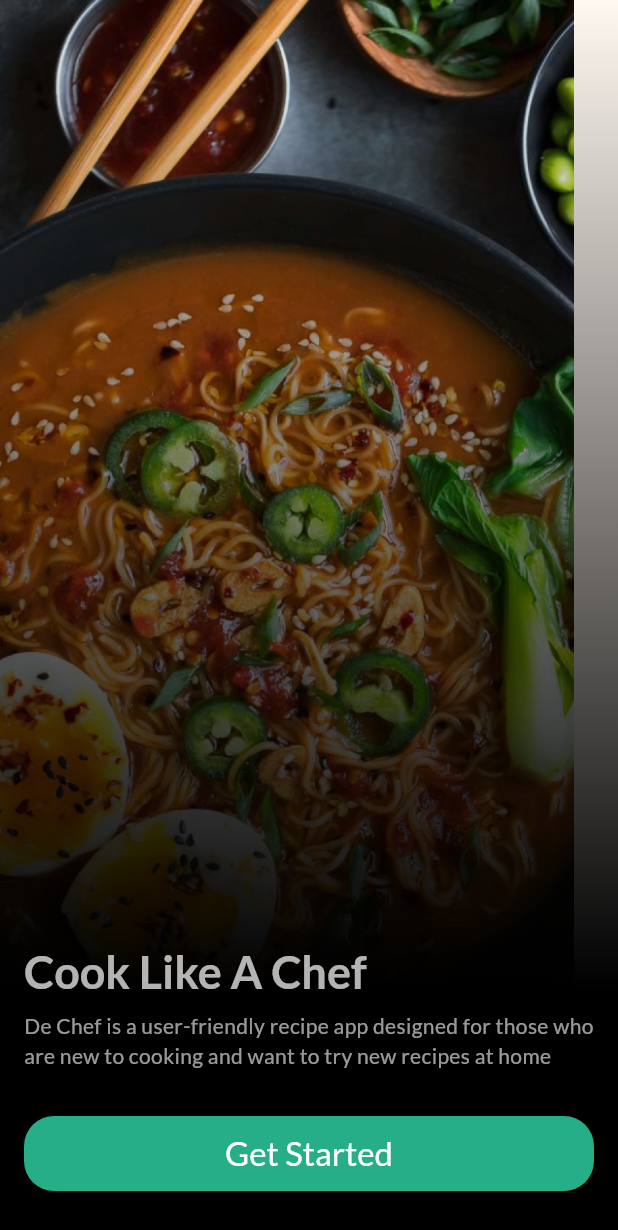
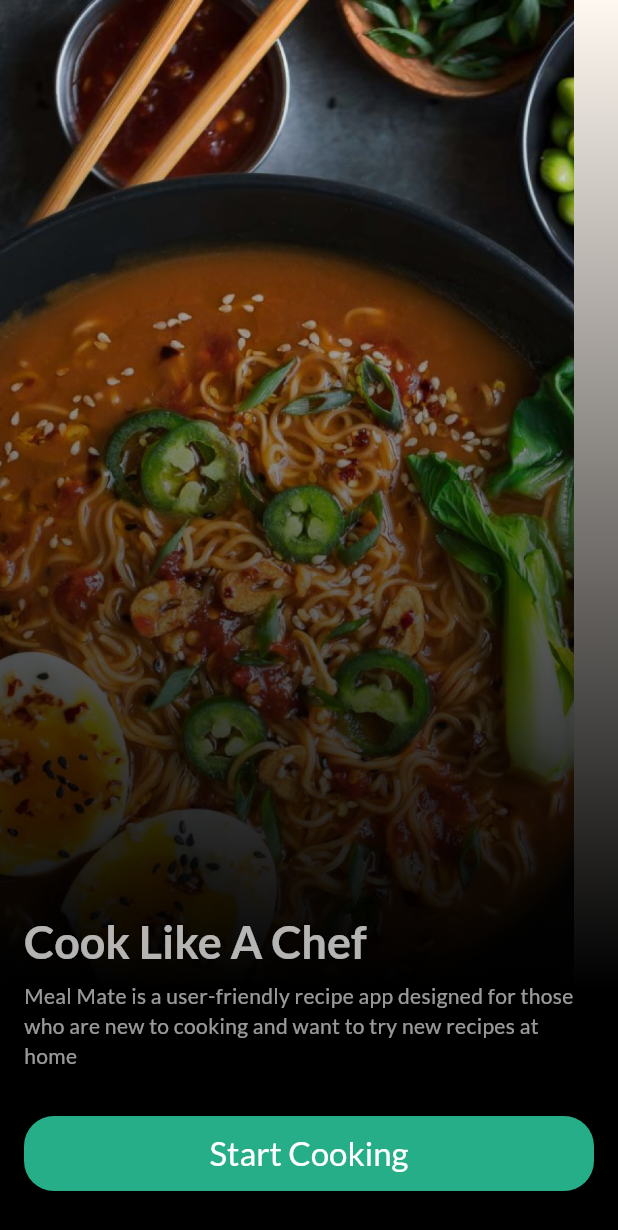
Before and after one commit to muhammed-suhaid/Meal-Mate, a Flutter app: the screen it shows after launch, on a phone screen of 412 x 824 dp. Shown: the top 1230 px of the screen. Run offline on Flutter 3.47's test engine with Material 3 defaults, Android fonts, the phone set to English and light mode, and no system bars; our stand-ins replace flutter_riverpod, google_fonts, iconsax, transparent_image.

Commit message:
get_started text edit

```diff
--- a/lib/screens/get_started.dart
+++ b/lib/screens/get_started.dart
@@ -49,7 +49,7 @@ class GetStartedScreen extends StatelessWidget {
                 ),
                 const SizedBox(height: 8),
                 Text(
-                  "De Chef is a user-friendly recipe app designed for those who are new to cooking and want to try new recipes at home",
+                  "Meal Mate is a user-friendly recipe app designed for those who are new to cooking and want to try new recipes at home",
                   style: Theme.of(context).textTheme.bodyMedium!.copyWith(
                         color: Colors.white60,
                       ),
@@ -71,7 +71,7 @@ class GetStartedScreen extends StatelessWidget {
                     ),
                     alignment: Alignment.center,
                     child: Text(
-                      'Get Started',
+                      'Start Cooking',
                       style: Theme.of(context).textTheme.titleLarge!.copyWith(
                             color: Colors.white,
                           ),
```
